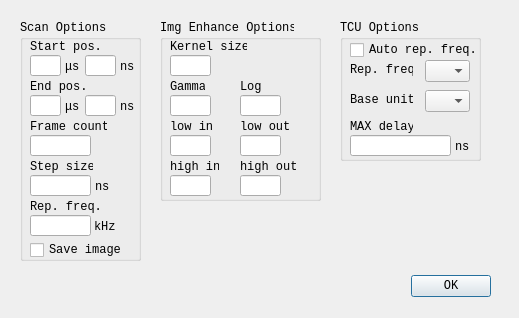
First picture: the form in settings.ui, repository yilp7/img_proc_demo, before the edit.
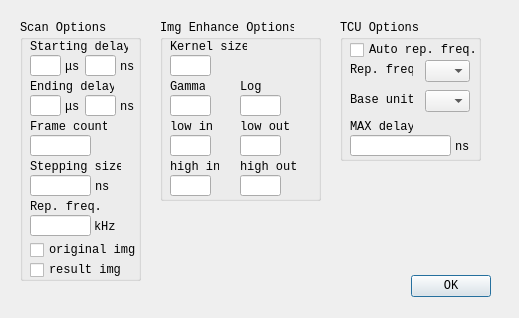
Second picture: the form after the edit.

Commit message: scan ori/res image save config

Diff of the .ui file:
```diff
--- a/settings.ui
+++ b/settings.ui
@@ -47,7 +47,7 @@
      <x>20</x>
      <y>20</y>
      <width>121</width>
-     <height>241</height>
+     <height>261</height>
     </rect>
    </property>
    <property name="title">
@@ -71,12 +71,12 @@
      <rect>
       <x>10</x>
       <y>20</y>
-      <width>70</width>
+      <width>98</width>
       <height>14</height>
      </rect>
     </property>
     <property name="text">
-     <string>Start pos.</string>
+     <string>Starting delay</string>
     </property>
    </widget>
    <widget class="QLabel" name="END_LBL">
@@ -84,12 +84,12 @@
      <rect>
       <x>10</x>
       <y>60</y>
-      <width>56</width>
+      <width>84</width>
       <height>14</height>
      </rect>
     </property>
     <property name="text">
-     <string>End pos.</string>
+     <string>Ending delay</string>
     </property>
    </widget>
    <widget class="QLineEdit" name="END_POS_EDIT_N">
@@ -130,12 +130,12 @@
      <rect>
       <x>10</x>
       <y>140</y>
-      <width>63</width>
+      <width>91</width>
       <height>14</height>
      </rect>
     </property>
     <property name="text">
-     <string>Step size</string>
+     <string>Stepping size</string>
     </property>
    </widget>
    <widget class="QLineEdit" name="STEP_SIZE_EDIT">
@@ -228,12 +228,12 @@
      <rect>
       <x>10</x>
       <y>220</y>
-      <width>95</width>
+      <width>109</width>
       <height>20</height>
      </rect>
     </property>
     <property name="text">
-     <string>Save image</string>
+     <string>original img</string>
     </property>
    </widget>
    <widget class="QLabel" name="UNIT_US">
@@ -285,6 +285,19 @@
      <string>μs</string>
     </property>
    </widget>
+   <widget class="QCheckBox" name="SAVE_SCAN_RES_CHK">
+    <property name="geometry">
+     <rect>
+      <x>10</x>
+      <y>240</y>
+      <width>95</width>
+      <height>20</height>
+     </rect>
+    </property>
+    <property name="text">
+     <string>result img</string>
+    </property>
+   </widget>
   </widget>
   <widget class="QGroupBox" name="ENHANCE_GROUP">
    <property name="geometry">
```
Left out of the diff: 2 changed lines with no effect on the pictures. The commit also changes 4 other files.
